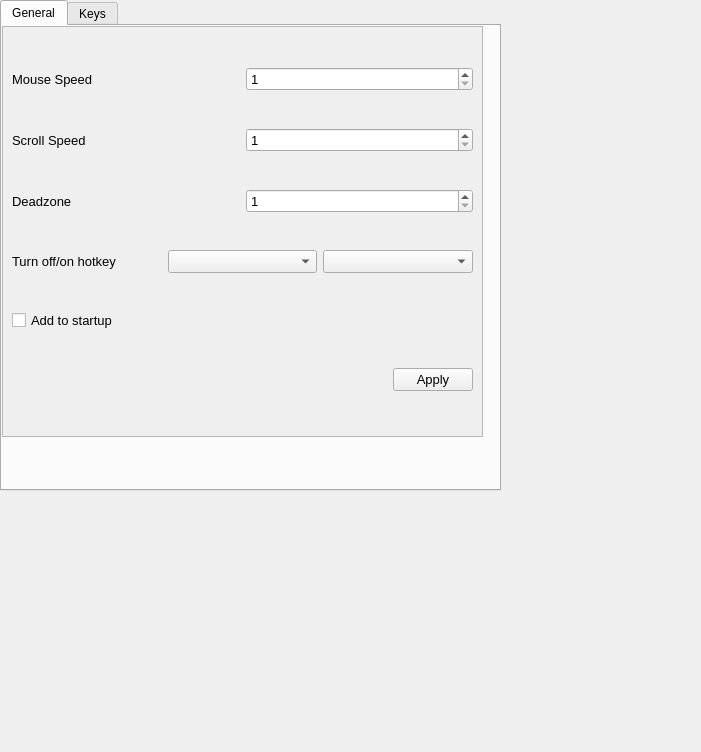
First picture: the form in ui templates/Settings.ui, repository Shoker2/TS2_Gamepad_Control, before the edit.
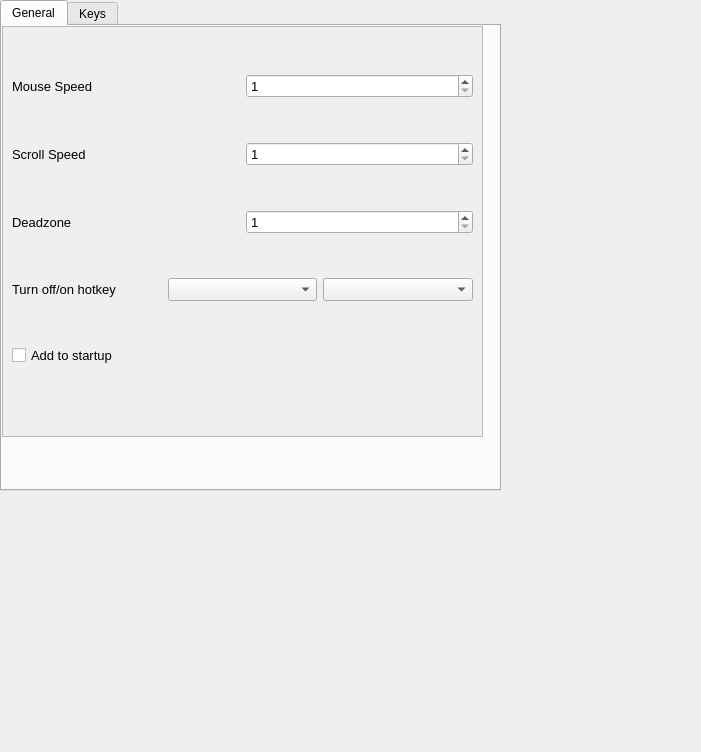
Second picture: the form after the edit.

Commit message: auto save sattings

What changed in the file:
```diff
--- a/ui templates/Settings.ui
+++ b/ui templates/Settings.ui
@@ -224,18 +224,6 @@
             </property>
            </spacer>
           </item>
-          <item>
-           <widget class="QPushButton" name="ApplyPushButton">
-            <property name="font">
-             <font>
-              <pointsize>10</pointsize>
-             </font>
-            </property>
-            <property name="text">
-             <string>Apply</string>
-            </property>
-           </widget>
-          </item>
          </layout>
         </item>
        </layout>
```
Left out of the diff: 12 changed lines with no effect on the pictures. The commit also changes 1 other file.
